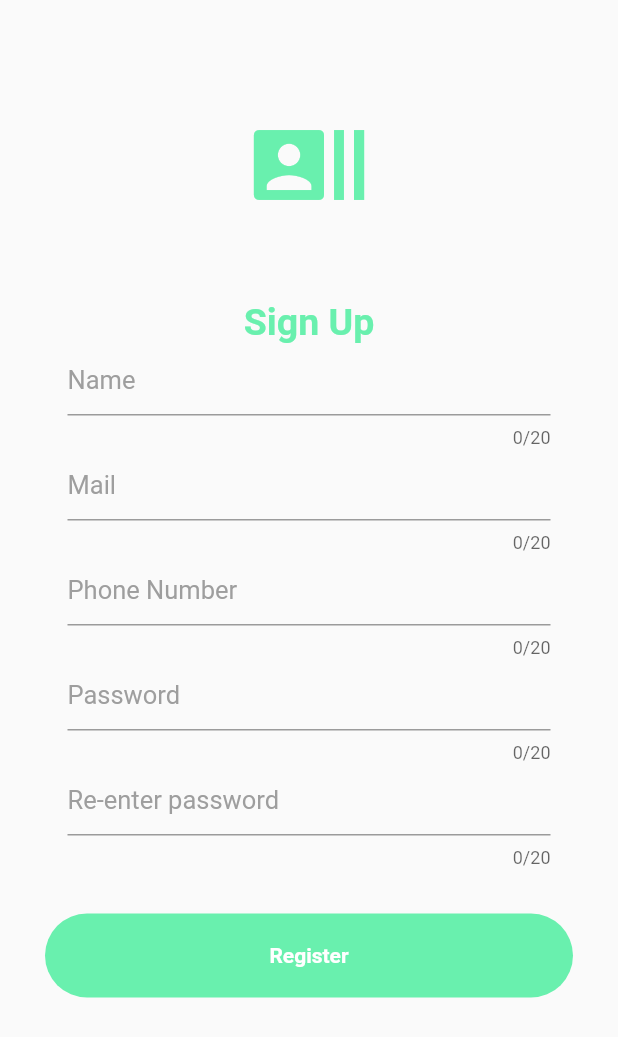
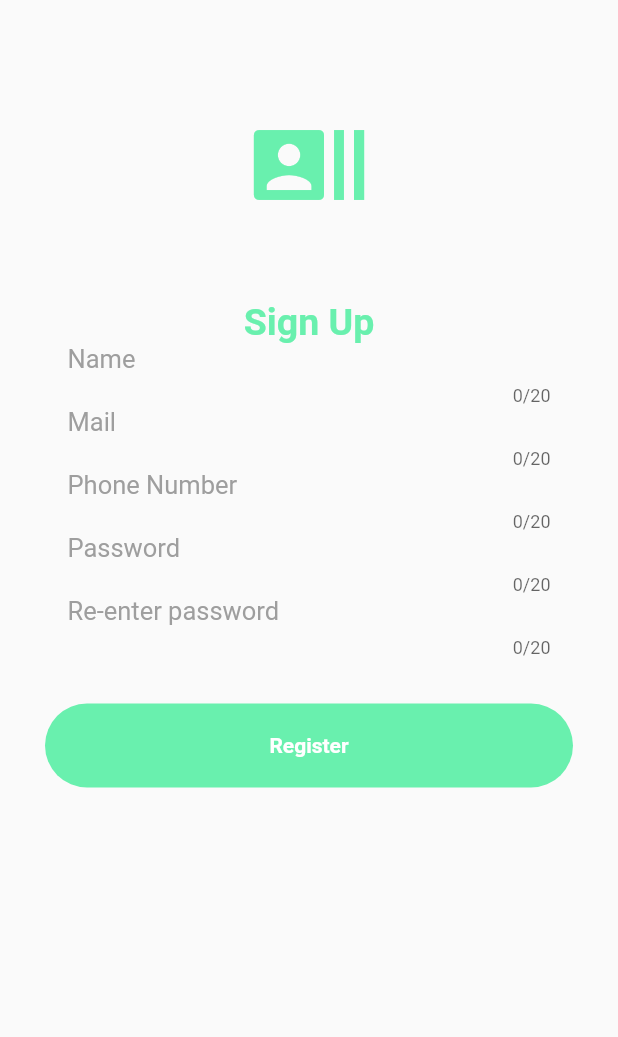
Before and after one commit to r0king/webMeets, a Flutter app: the LoginScreen screen opened directly, swiped to page 3, on a phone screen of 412 x 824 dp. Shown: the top 1037 px of the screen. Run offline on Flutter 3.47's test engine with Material 2 defaults, Android fonts, the phone set to English and light mode, and no system bars.

Commit message:
few nothing

```diff
--- a/lib/appcontent.dart
+++ b/lib/appcontent.dart
@@ -19,7 +19,7 @@ class _Welcome extends StatefulWidget {
 }
 
 class _WelcomeState extends State<_Welcome> {
-  bool logedin=true;
+  bool logedin=false;
   _WelcomeState(){
 
     SystemChrome.setEnabledSystemUIOverlays(SystemUiOverlay.values);
--- a/lib/login_screen.dart
+++ b/lib/login_screen.dart
@@ -194,7 +194,7 @@ class _LoginScreenState extends State<LoginScreen>
                   child: TextField(
                     obscureText: true,
                     textAlign: TextAlign.left,
-                    decoration: InputDecoration(
+                    decoration: InputDecoration.collapsed(
                       border: InputBorder.none,
                       hintText: 'samplemail@live.com',
                       hintStyle: TextStyle(color: Colors.grey),
@@ -245,7 +245,7 @@ class _LoginScreenState extends State<LoginScreen>
                   child: TextField(
                     obscureText: true,
                     textAlign: TextAlign.left,
-                    decoration: InputDecoration(
+                    decoration: InputDecoration.collapsed(
                       border: InputBorder.none,
                       hintText: '*********',
                       hintStyle: TextStyle(color: Colors.grey),
@@ -376,7 +376,7 @@ class _LoginScreenState extends State<LoginScreen>
                       ),
 
                       cursorColor: Colors.greenAccent,
-                      decoration: InputDecoration(
+                      decoration: InputDecoration.collapsed(
                         hoverColor: Colors.greenAccent,
                         focusColor: Colors.greenAccent,
                         hintText: 'Name',
@@ -399,7 +399,7 @@ class _LoginScreenState extends State<LoginScreen>
                     ),
 
                     cursorColor: Colors.greenAccent,
-                    decoration: InputDecoration(
+                    decoration: InputDecoration.collapsed(
 
                         hoverColor: Colors.greenAccent,
                         focusColor: Colors.greenAccent,
@@ -423,7 +423,7 @@ class _LoginScreenState extends State<LoginScreen>
                     ),
 
                     cursorColor: Colors.greenAccent,
-                    decoration: InputDecoration(
+                    decoration: InputDecoration.collapsed(
                         hoverColor: Colors.greenAccent,
                         focusColor: Colors.greenAccent,
                         hintText: 'Phone Number',
@@ -447,7 +447,7 @@ class _LoginScreenState extends State<LoginScreen>
                     ),
 
                     cursorColor: Colors.greenAccent,
-                    decoration: InputDecoration(
+                    decoration: InputDecoration.collapsed(
                         hoverColor: Colors.greenAccent,
                         focusColor: Colors.greenAccent,
                         hintText: 'Password',
@@ -471,7 +471,7 @@ class _LoginScreenState extends State<LoginScreen>
                     ),
 
                     cursorColor: Colors.greenAccent,
-                    decoration: InputDecoration(
+                    decoration: InputDecoration.collapsed(
                         hoverColor: Colors.greenAccent,
                         focusColor: Colors.greenAccent,
                         hintText: 'Re-enter password',
@@ -535,7 +535,7 @@ class _LoginScreenState extends State<LoginScreen>
   gotoLogin() {
     _controller.animateToPage(
       0,
-      duration: Duration(milliseconds: 500),
+      duration: Duration(milliseconds: 400),
       curve: Curves.decelerate,
     );
   }
@@ -544,7 +544,7 @@ class _LoginScreenState extends State<LoginScreen>
     //controller_minus1To0.reverse(from: 0.0);
     _controller.animateToPage(
       2,
-      duration: Duration(milliseconds: 800),
+      duration: Duration(milliseconds: 400),
       curve: Curves.decelerate,
     );
   }
```
